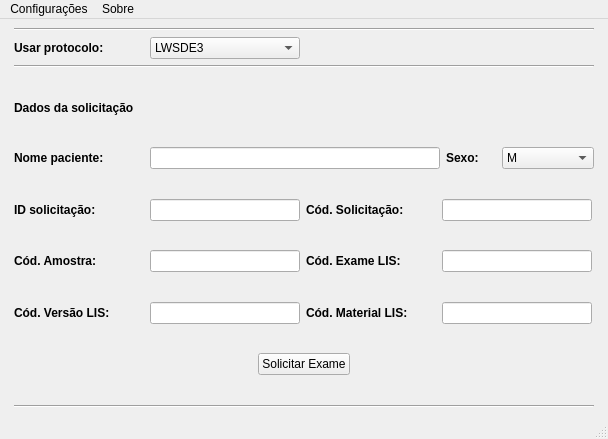
AiltonFidelix/SimuLIS, file forms/mainwindow.ui: the form before one commit.
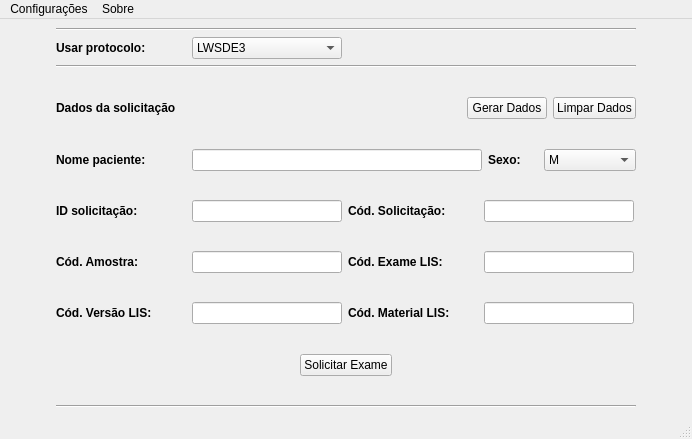
The form after the commit. Icons and pictures are not drawn.

Commit message: Add feature automatic generator

Diff of the .ui file:
```diff
--- a/forms/mainwindow.ui
+++ b/forms/mainwindow.ui
@@ -12,7 +12,7 @@
    <rect>
     <x>0</x>
     <y>0</y>
-    <width>608</width>
+    <width>692</width>
     <height>439</height>
    </rect>
   </property>
@@ -184,6 +184,20 @@
           </property>
          </spacer>
         </item>
+        <item>
+         <widget class="QPushButton" name="pushButtonGenerator">
+          <property name="text">
+           <string>Gerar Dados</string>
+          </property>
+         </widget>
+        </item>
+        <item>
+         <widget class="QPushButton" name="pushButtonClearData">
+          <property name="text">
+           <string>Limpar Dados</string>
+          </property>
+         </widget>
+        </item>
        </layout>
       </item>
       <item>
@@ -642,8 +656,8 @@
     <rect>
      <x>0</x>
      <y>0</y>
-     <width>608</width>
-     <height>22</height>
+     <width>692</width>
+     <height>21</height>
     </rect>
    </property>
    <widget class="QMenu" name="menuConfigura_es">
```
The commit also changes 13 other files.
